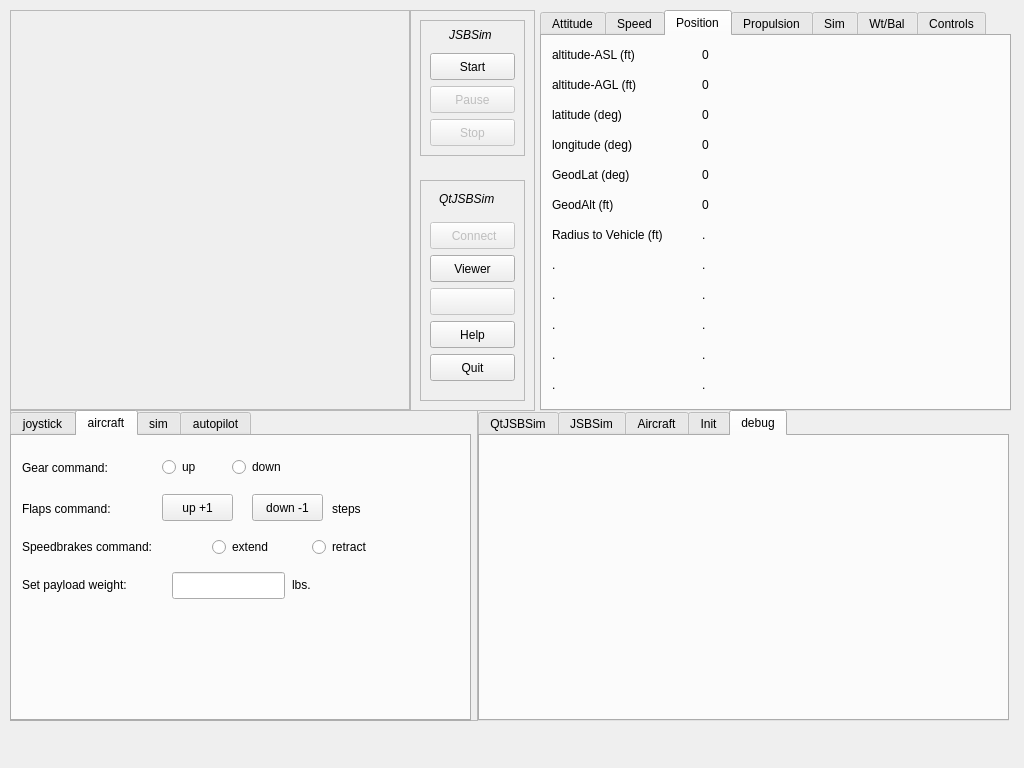
This is src/MainWindow.ui in xfahad100/aeroprecinyx as Qt 5 draws it before an edit. The edited form follows.
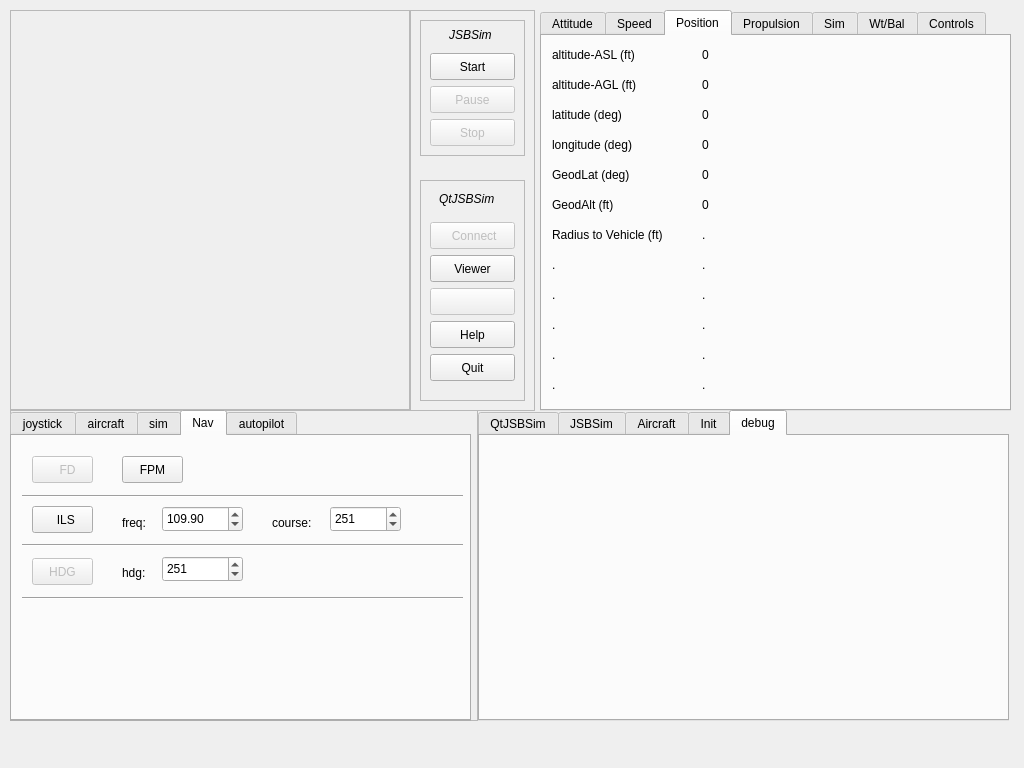
This is the edited form. Icons and pictures are not drawn. Custom widgets are drawn as their Qt base class.

Commit message: Enabled mag heading, ILS, flight path marker.  Added camera view adjustment in viewer.  Updated Cesium viewer to support CesiumJS version 1.44.

What changed in the file:
```diff
--- a/src/MainWindow.ui
+++ b/src/MainWindow.ui
@@ -405,7 +405,7 @@
       </rect>
      </property>
      <property name="currentIndex">
-      <number>1</number>
+      <number>3</number>
      </property>
      <widget class="QWidget" name="tab_10">
       <attribute name="title">
@@ -1015,6 +1015,266 @@
        </property>
       </widget>
      </widget>
+     <widget class="QWidget" name="tab_16">
+      <attribute name="title">
+       <string>Nav</string>
+      </attribute>
+      <widget class="QPushButton" name="FDButton">
+       <property name="enabled">
+        <bool>false</bool>
+       </property>
+       <property name="geometry">
+        <rect>
+         <x>20</x>
+         <y>20</y>
+         <width>61</width>
+         <height>27</height>
+        </rect>
+       </property>
+       <property name="focusPolicy">
+        <enum>Qt::NoFocus</enum>
+       </property>
+       <property name="toolTip">
+        <string>Launch JSBSim standalone app</string>
+       </property>
+       <property name="text">
+        <string>   FD</string>
+       </property>
+       <property name="icon">
+        <iconset resource="icons.qrc">
+         <normaloff>:/images/dkgreen.png</normaloff>
+         <normalon>:/images/green.png</normalon>:/images/dkgreen.png</iconset>
+       </property>
+       <property name="checkable">
+        <bool>true</bool>
+       </property>
+      </widget>
+      <widget class="QPushButton" name="ILSButton">
+       <property name="geometry">
+        <rect>
+         <x>20</x>
+         <y>70</y>
+         <width>61</width>
+         <height>27</height>
+        </rect>
+       </property>
+       <property name="focusPolicy">
+        <enum>Qt::NoFocus</enum>
+       </property>
+       <property name="toolTip">
+        <string>Launch JSBSim standalone app</string>
+       </property>
+       <property name="text">
+        <string>  ILS</string>
+       </property>
+       <property name="icon">
+        <iconset resource="icons.qrc">
+         <normaloff>:/images/dkgreen.png</normaloff>
+         <normalon>:/images/green.png</normalon>:/images/dkgreen.png</iconset>
+       </property>
+       <property name="checkable">
+        <bool>true</bool>
+       </property>
+      </widget>
+      <widget class="QLabel" name="label_15">
+       <property name="geometry">
+        <rect>
+         <x>110</x>
+         <y>78</y>
+         <width>41</width>
+         <height>17</height>
+        </rect>
+       </property>
+       <property name="text">
+        <string>freq:</string>
+       </property>
+      </widget>
+      <widget class="QDoubleSpinBox" name="doubleSpinBox">
+       <property name="geometry">
+        <rect>
+         <x>150</x>
+         <y>70</y>
+         <width>81</width>
+         <height>26</height>
+        </rect>
+       </property>
+       <property name="minimum">
+        <double>108.099999999999994</double>
+       </property>
+       <property name="maximum">
+        <double>111.950000000000003</double>
+       </property>
+       <property name="singleStep">
+        <double>0.050000000000000</double>
+       </property>
+       <property name="value">
+        <double>109.900000000000006</double>
+       </property>
+      </widget>
+      <widget class="QLabel" name="label_16">
+       <property name="geometry">
+        <rect>
+         <x>260</x>
+         <y>78</y>
+         <width>51</width>
+         <height>17</height>
+        </rect>
+       </property>
+       <property name="text">
+        <string>course:</string>
+       </property>
+      </widget>
+      <widget class="QSpinBox" name="spinBox">
+       <property name="geometry">
+        <rect>
+         <x>318</x>
+         <y>70</y>
+         <width>71</width>
+         <height>26</height>
+        </rect>
+       </property>
+       <property name="maximum">
+        <number>359</number>
+       </property>
+       <property name="value">
+        <number>251</number>
+       </property>
+      </widget>
+      <widget class="Line" name="line">
+       <property name="geometry">
+        <rect>
+         <x>10</x>
+         <y>52</y>
+         <width>441</width>
+         <height>16</height>
+        </rect>
+       </property>
+       <property name="orientation">
+        <enum>Qt::Horizontal</enum>
+       </property>
+      </widget>
+      <widget class="Line" name="line_2">
+       <property name="geometry">
+        <rect>
+         <x>10</x>
+         <y>101</y>
+         <width>441</width>
+         <height>16</height>
+        </rect>
+       </property>
+       <property name="orientation">
+        <enum>Qt::Horizontal</enum>
+       </property>
+      </widget>
+      <widget class="QPushButton" name="FPMButton">
+       <property name="enabled">
+        <bool>true</bool>
+       </property>
+       <property name="geometry">
+        <rect>
+         <x>110</x>
+         <y>20</y>
+         <width>61</width>
+         <height>27</height>
+        </rect>
+       </property>
+       <property name="focusPolicy">
+        <enum>Qt::NoFocus</enum>
+       </property>
+       <property name="toolTip">
+        <string>Launch JSBSim standalone app</string>
+       </property>
+       <property name="text">
+        <string>FPM</string>
+       </property>
+       <property name="icon">
+        <iconset resource="icons.qrc">
+         <normaloff>:/images/dkgreen.png</normaloff>
+         <normalon>:/images/green.png</normalon>:/images/dkgreen.png</iconset>
+       </property>
+       <property name="checkable">
+        <bool>true</bool>
+       </property>
+      </widget>
+      <widget class="QPushButton" name="HDGButton">
+       <property name="enabled">
+        <bool>false</bool>
+       </property>
+       <property name="geometry">
+        <rect>
+         <x>20</x>
+         <y>122</y>
+         <width>61</width>
+         <height>27</height>
+        </rect>
+       </property>
+       <property name="focusPolicy">
+        <enum>Qt::NoFocus</enum>
+       </property>
+       <property name="toolTip">
+        <string>Launch JSBSim standalone app</string>
+       </property>
+       <property name="text">
+        <string>HDG</string>
+       </property>
+       <property name="icon">
+        <iconset resource="icons.qrc">
+         <normaloff>:/images/dkgreen.png</normaloff>
+         <normalon>:/images/green.png</normalon>:/images/dkgreen.png</iconset>
+       </property>
+       <property name="checkable">
+        <bool>true</bool>
+       </property>
+      </widget>
+      <widget class="QLabel" name="label_17">
+       <property name="geometry">
+        <rect>
+         <x>110</x>
+         <y>128</y>
+         <width>41</width>
+         <height>17</height>
+        </rect>
+       </property>
+       <property name="text">
+        <string>hdg:</string>
+       </property>
+      </widget>
+      <widget class="QSpinBox" name="spinBox_2">
+       <property name="geometry">
+        <rect>
+         <x>150</x>
+         <y>120</y>
+         <width>81</width>
+         <height>26</height>
+        </rect>
+       </property>
+       <property name="wrapping">
+        <bool>true</bool>
+       </property>
+       <property name="minimum">
+        <number>1</number>
+       </property>
+       <property name="maximum">
+        <number>360</number>
+       </property>
+       <property name="value">
+        <number>251</number>
+       </property>
+      </widget>
+      <widget class="Line" name="line_3">
+       <property name="geometry">
+        <rect>
+         <x>10</x>
+         <y>154</y>
+         <width>441</width>
+         <height>16</height>
+        </rect>
+       </property>
+       <property name="orientation">
+        <enum>Qt::Horizontal</enum>
+       </property>
+      </widget>
+     </widget>
      <widget class="QWidget" name="tab_12">
       <attribute name="title">
        <string>autopilot</string>
```
The commit also changes 11 other files.
